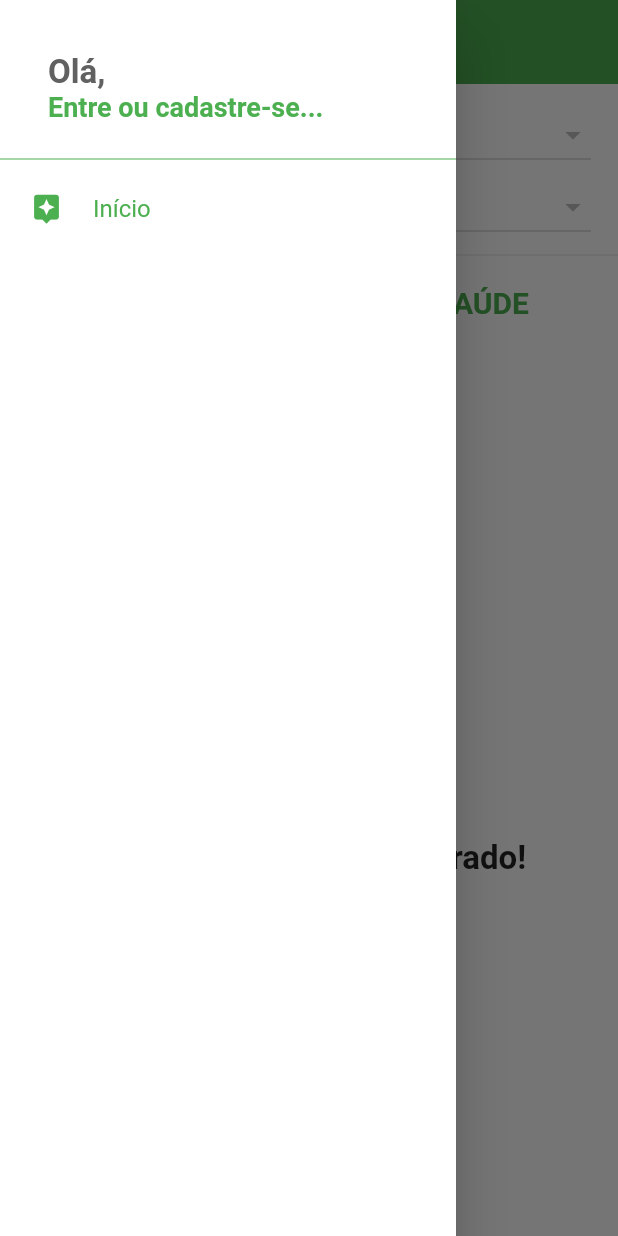
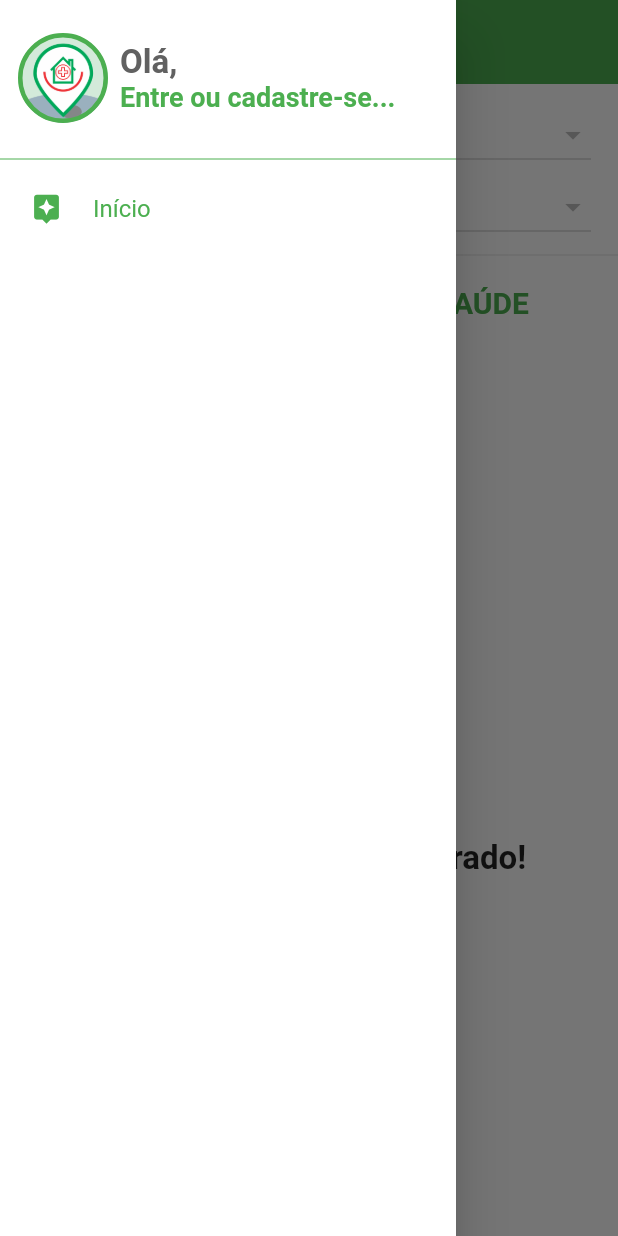
Before and after one commit to mfsirilo/OndeTemSaude, a Flutter app: the screen it shows after launch, with the side drawer open, on a phone screen of 412 x 824 dp. Run offline on Flutter 3.47's test engine with Material 2 defaults, Android fonts, the phone set to English and light mode, and no system bars; our stand-ins replace cached_network_image, carousel_pro, cloud_firestore, firebase_auth, flutter_custom_clippers, flutter_masked_text and 3 more; missing offline and left inert: bloc_pattern; accounts and stored records are empty.

Commit message:
Add para visualziar as imagens do app

```diff
--- a/lib/ui/general/login_page.dart
+++ b/lib/ui/general/login_page.dart
@@ -46,7 +46,7 @@ class _LoginPageState extends State<LoginPage> {
                                 SizedBox(
                                   height: 155.0,
                                   child: Image.asset(
-                                    "assets/images/logo.png",
+                                    "images/logo_192.png",
                                     fit: BoxFit.contain,
                                   ),
                                 ),
--- a/lib/ui/tabs/profile_tab.dart
+++ b/lib/ui/tabs/profile_tab.dart
@@ -211,7 +211,7 @@ class _ProfileTabState extends State<ProfileTab> {
       userName += " " + user["name"].split(" ")[0];
 
     return Positioned(
-        top: (height * .10) / 2 - 45,
+        top: (height * .13) / 2 - 45,
         width: width,
         child: Column(
           mainAxisAlignment: MainAxisAlignment.center,
@@ -225,7 +225,8 @@ class _ProfileTabState extends State<ProfileTab> {
                   border: new Border.all(
                       color: Theme.of(context).primaryColor, width: 3),
                   image: DecorationImage(
-                      fit: BoxFit.cover, image: AssetImage("images/logo.png"))),
+                      fit: BoxFit.cover,
+                      image: AssetImage("images/logo_192.png"))),
             ),
             SizedBox(height: 5),
             Row(
--- a/lib/ui/widgets/custom_drawer.dart
+++ b/lib/ui/widgets/custom_drawer.dart
@@ -5,6 +5,7 @@ import 'package:onde_tem_saude_app/routes/routes.dart';
 import 'package:onde_tem_saude_app/ui/general/login_page.dart';
 import 'package:onde_tem_saude_app/ui/tabs/home_tab.dart';
 import 'package:onde_tem_saude_app/ui/tiles/drawer_tile.dart';
+import 'package:scoped_model/scoped_model.dart';
 
 class CustomDrawer extends StatelessWidget {
   final String route;
@@ -29,7 +30,7 @@ class CustomDrawer extends StatelessWidget {
             children: <Widget>[
               Container(
                 margin: EdgeInsets.only(bottom: 8.0),
-                padding: EdgeInsets.fromLTRB(32.0, 16.0, 16.0, 8.0),
+                padding: EdgeInsets.fromLTRB(12.0, 16.0, 16.0, 8.0),
                 height: 90.0,
                 child: Stack(
                   children: <Widget>[
@@ -47,14 +48,32 @@ class CustomDrawer extends StatelessWidget {
                     Positioned(
                       left: 0.0,
                       bottom: 0.0,
-                      child: Column(
+                      child: Row(
+                        children: <Widget>[
+                          Container(
+                            height: 60,
+                            width: 60,
+                            decoration: BoxDecoration(
+                                shape: BoxShape.circle,
+                                border: new Border.all(
+                                    color: Theme.of(context).primaryColor,
+                                    width: 3),
+                                image: DecorationImage(
+                                    fit: BoxFit.cover,
+                                    image: AssetImage("images/logo_192.png"))),
+                          ),
+                          Padding(
+                            padding: const EdgeInsets.only(left: 8.0),
+                            child: ScopedModelDescendant<UserModel>(
+                                builder: (context, child, model) {
+                              return Column(
                                 crossAxisAlignment: CrossAxisAlignment.start,
                                 children: <Widget>[
                                   Text(
                                     "Olá, " +
-                                (!UserModel.of(context).isLoggedIn()
+                                        (!model.isLoggedIn()
                                             ? ""
-                                    : UserModel.of(context).userData["name"]),
+                                            : model.userData["name"]),
                                     style: TextStyle(
                                         fontSize: 22.0,
                                         fontWeight: FontWeight.bold,
@@ -62,7 +81,7 @@ class CustomDrawer extends StatelessWidget {
                                   ),
                                   GestureDetector(
                                     child: Text(
-                              !UserModel.of(context).isLoggedIn()
+                                      !model.isLoggedIn()
                                           ? "Entre ou cadastre-se..."
                                           : "Sair",
                                       style: TextStyle(
@@ -71,14 +90,20 @@ class CustomDrawer extends StatelessWidget {
                                           fontSize: 18.0),
                                     ),
                                     onTap: () {
-                              if (!UserModel.of(context).isLoggedIn()) {
-                                Navigator.of(context).push(MaterialPageRoute(
-                                    builder: (context) => LoginPage()));
+                                      if (!model.isLoggedIn()) {
+                                        Navigator.of(context).push(
+                                            MaterialPageRoute(
+                                                builder: (context) =>
+                                                    LoginPage()));
                                       } else {
-                                UserModel.of(context).signOut();
+                                        model.signOut();
                                       }
                                     },
                                   )
+                                ],
+                              );
+                            }),
+                          ),
                         ],
                       ),
                     )
@@ -88,27 +113,37 @@ class CustomDrawer extends StatelessWidget {
               Divider(
                 color: Theme.of(context).primaryColor,
               ),
-              DrawerTile(
+              Container(child: ScopedModelDescendant<UserModel>(
+                  builder: (context, child, model) {
+                return model.isLoggedIn()
+                    ? DrawerTile(
                         Icons.assistant,
                         "Início",
-                  UserModel.of(context).isLoggedIn()
-                      ? HomeTab(
+                        HomeTab(
                           userDistrict:
                               UserModel.of(context).userData["district"],
-                        )
-                      : MenuPages.home,
+                        ),
                         route == Routes.home,
-                  22.0),
+                        22.0)
+                    : DrawerTile(Icons.assistant, "Início", MenuPages.home,
+                        route == Routes.home, 22.0);
+              })),
               //DrawerTile(FontAwesomeIcons.fileSignature, "Sobre",
               //    MenuPages.aboutUs, route == Routes.aboutUs, 22.0),
-              UserModel.of(context).isLoggedIn()
+              Container(child: ScopedModelDescendant<UserModel>(
+                  builder: (context, child, model) {
+                return model.isLoggedIn()
                     ? DrawerTile(Icons.message, "Fale Conosco",
                         MenuPages.contactUs, route == Routes.contactUs, 25.0)
-                  : Container(),
-              UserModel.of(context).isLoggedIn()
+                    : Container();
+              })),
+              Container(child: ScopedModelDescendant<UserModel>(
+                  builder: (context, child, model) {
+                return model.isLoggedIn()
                     ? DrawerTile(FontAwesomeIcons.addressCard, "Meu Perfil",
                         MenuPages.profile, route == Routes.profile, 22.0)
-                  : Container(),
+                    : Container();
+              })),
             ],
           )
         ],
```
Lines whose indentation alone changed are shown as unchanged.
